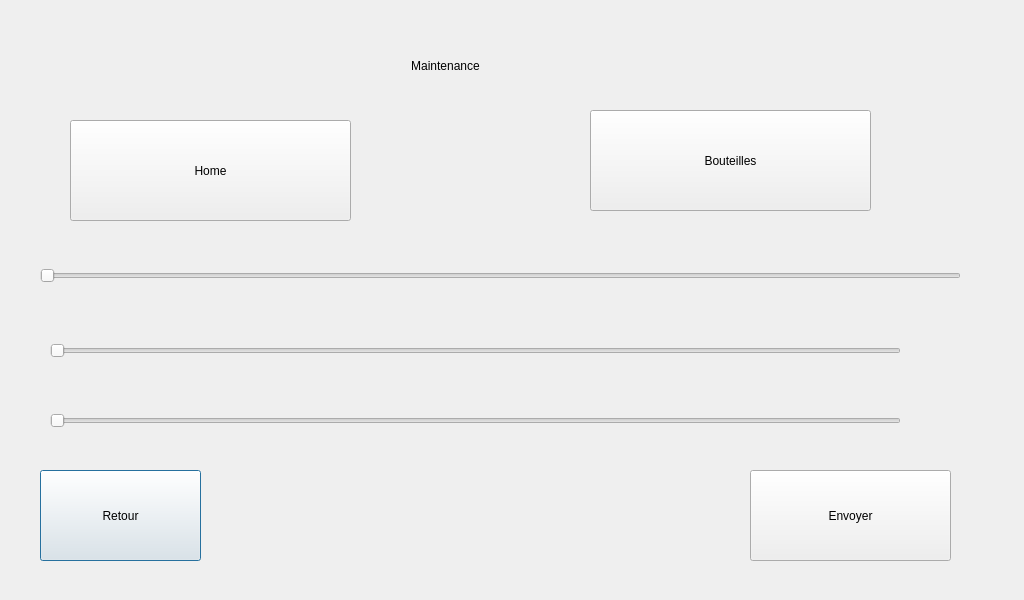
Qt form ui/MaintenanceMenu.ui (BenjaminMoff/MixUS) before a commit.
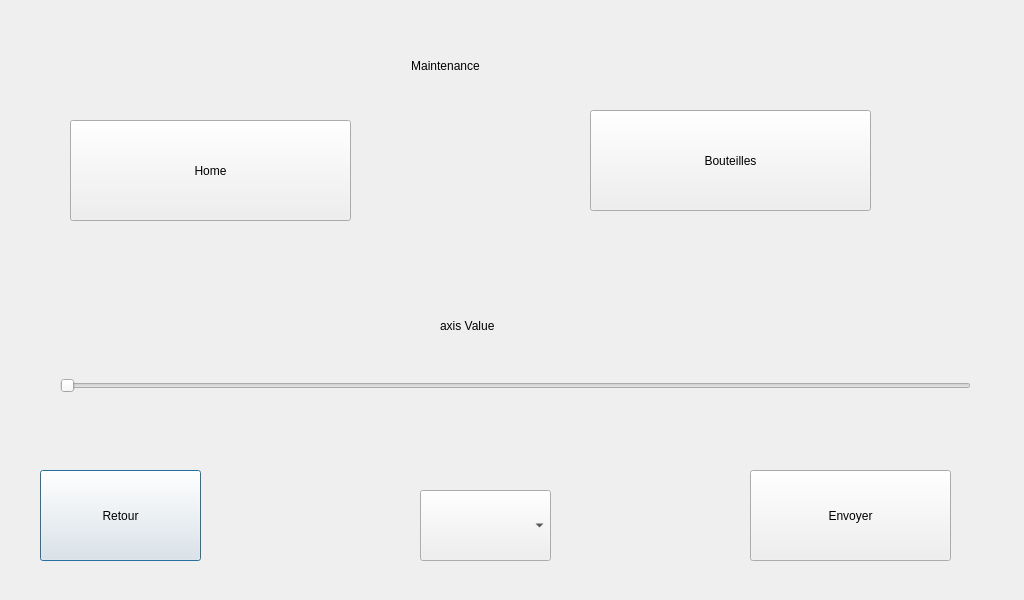
The same form after that commit.

Commit message:
MaintenanceMenu communication
MaintenanceMenu now communicates by serial to send home command or axis move command

```diff
--- a/ui/MaintenanceMenu.ui
+++ b/ui/MaintenanceMenu.ui
@@ -29,10 +29,10 @@
   <widget class="QSlider" name="Slider_x">
    <property name="geometry">
     <rect>
-     <x>40</x>
-     <y>250</y>
-     <width>921</width>
-     <height>51</height>
+     <x>60</x>
+     <y>330</y>
+     <width>911</width>
+     <height>111</height>
     </rect>
    </property>
    <property name="orientation">
@@ -45,32 +45,6 @@
     <bool>false</bool>
    </property>
   </widget>
-  <widget class="QSlider" name="Slider_y">
-   <property name="geometry">
-    <rect>
-     <x>50</x>
-     <y>330</y>
-     <width>851</width>
-     <height>41</height>
-    </rect>
-   </property>
-   <property name="orientation">
-    <enum>Qt::Horizontal</enum>
-   </property>
-  </widget>
-  <widget class="QSlider" name="Slider_z">
-   <property name="geometry">
-    <rect>
-     <x>50</x>
-     <y>400</y>
-     <width>851</width>
-     <height>41</height>
-    </rect>
-   </property>
-   <property name="orientation">
-    <enum>Qt::Horizontal</enum>
-   </property>
-  </widget>
   <widget class="QLabel" name="label_Title">
    <property name="geometry">
     <rect>
@@ -139,6 +113,29 @@
     <string>Envoyer</string>
    </property>
   </widget>
+  <widget class="QComboBox" name="comboBox_axis">
+   <property name="geometry">
+    <rect>
+     <x>420</x>
+     <y>490</y>
+     <width>131</width>
+     <height>71</height>
+    </rect>
+   </property>
+  </widget>
+  <widget class="QLabel" name="label_axis">
+   <property name="geometry">
+    <rect>
+     <x>440</x>
+     <y>310</y>
+     <width>101</width>
+     <height>31</height>
+    </rect>
+   </property>
+   <property name="text">
+    <string>axis Value</string>
+   </property>
+  </widget>
   <zorder>label_bottom_screen</zorder>
   <zorder>pushButton_return</zorder>
   <zorder>Slider_x</zorder>
```
Left out of the diff: 8 changed lines with no effect on the pictures. The commit also changes 5 other files.
